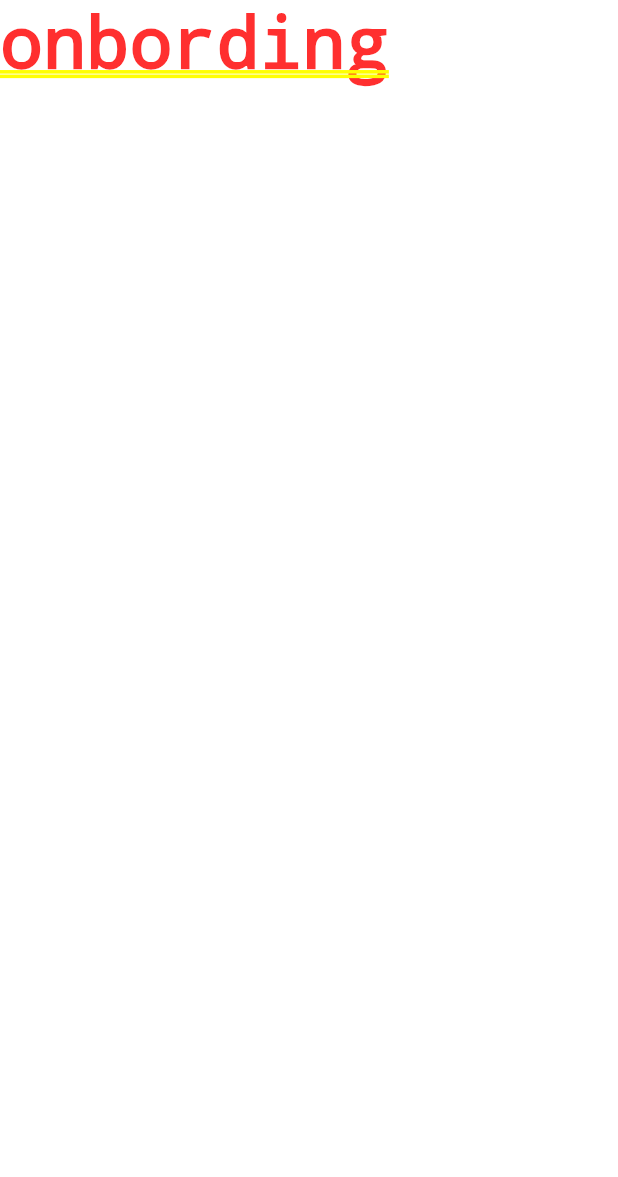
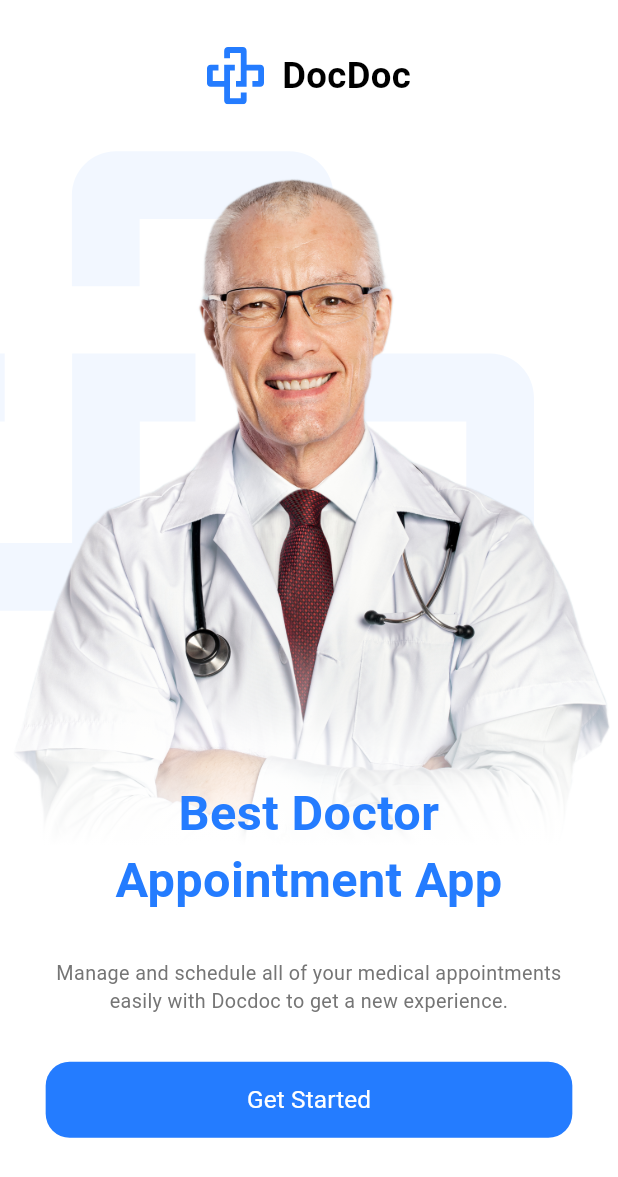
Before and after one commit to MagedEldamasy/MyFlutterAdavncedCourceApp, a Flutter app: the screen it shows after launch, on a phone screen of 412 x 824 dp. Shown: the top 1177 px of the screen. Run offline on Flutter 3.47's test engine with Material 3 defaults, Android fonts, the phone set to English and light mode, and no system bars; our stand-ins replace flutter_screenutil, flutter_svg.

Commit message:
finishing onbording screen

```diff
--- /dev/null
+++ b/test_flutter_app1/lib/core/helpers/extensions.dart
@@ -0,0 +1,28 @@
+import 'package:flutter/widgets.dart';
+
+extension Navigation on BuildContext {
+  Future<dynamic> pushNamed(String routeName, {Object? arguments}) {
+    return Navigator.of(this).pushNamed(routeName, arguments: arguments);
+  }
+
+  Future<dynamic> pushReplacementNamed(String routeName, {Object? arguments}) {
+    return Navigator.of(this)
+        .pushReplacementNamed(routeName, arguments: arguments);
+  }
+
+  Future<dynamic> pushNamedAndRemoveUntil(String routeName,
+      {Object? arguments, required RoutePredicate predicate}) {
+    return Navigator.of(this)
+        .pushNamedAndRemoveUntil(routeName, predicate, arguments: arguments);
+  }
+
+  void pop() => Navigator.of(this).pop();
+}
+
+extension StringExtension on String? {
+  bool isNullOrEmpty() => this == null || this == "";
+}
+
+extension ListExtension<T> on List<T>? {
+  bool isNullOrEmpty() => this == null || this!.isEmpty;
+}
--- a/test_flutter_app1/lib/core/routing/app_router.dart
+++ b/test_flutter_app1/lib/core/routing/app_router.dart
@@ -1,5 +1,6 @@
 import 'package:flutter/material.dart';
 import 'package:test_flutter_app1/core/routing/routes.dart';
+import 'package:test_flutter_app1/features/login/ui/login_screen.dart';
 import 'package:test_flutter_app1/features/onBording/ui/onbording_screen.dart';
 
 class AppRouter {
@@ -9,6 +10,8 @@ class AppRouter {
     switch (settings.name) {
       case Routes.onBoardingScreen:
         return MaterialPageRoute(builder: (_) => OnboardingScreen());
+      case Routes.loginScreen:
+        return MaterialPageRoute(builder: (_) => LoginScreen());
       default:
         return null;
     }
--- a/test_flutter_app1/lib/core/routing/routes.dart
+++ b/test_flutter_app1/lib/core/routing/routes.dart
@@ -1,6 +1,6 @@
 class Routes {
   static const String onBoardingScreen = '/onBoardingScreen';
-  // static const String loginScreen = '/loginScreen';
+  static const String loginScreen = '/loginScreen';
   // static const String signUpScreen = '/signUpScreen';
   // static const String homeScreen = '/homeScreen';
 }
--- a/test_flutter_app1/lib/core/them/colors.dart
+++ b/test_flutter_app1/lib/core/them/colors.dart
@@ -1,5 +1,12 @@
 import 'dart:ui';
 
-class AppColors {
+class ColorsManager {
   static Color mainBlue = const Color(0xFF247CFF);
+  static const Color lightBlue = Color(0xFFF4F8FF);
+  static const Color darkBlue = Color(0xFF242424);
+  static const Color gray = Color(0xFF757575);
+  static const Color lightGray = Color(0xFFC2C2C2);
+  static const Color lighterGray = Color(0xFFEDEDED);
+  static const Color moreLightGray = Color(0xFFFDFDFF);
+  static const Color moreLighterGray = Color(0xFFF5F5F5);
 }
--- /dev/null
+++ b/test_flutter_app1/lib/core/them/font_weight_helper.dart
@@ -0,0 +1,12 @@
+import 'package:flutter/material.dart';
+
+class FontWeightHelper {
+  static const FontWeight thin = FontWeight.w100;
+  static const FontWeight extraLight = FontWeight.w200;
+  static const FontWeight light = FontWeight.w300;
+  static const FontWeight regular = FontWeight.w400;
+  static const FontWeight medium = FontWeight.w500;
+  static const FontWeight semiBold = FontWeight.w600;
+  static const FontWeight bold = FontWeight.w700;
+  static const FontWeight extraBold = FontWeight.w800;
+}
--- /dev/null
+++ b/test_flutter_app1/lib/core/them/styles.dart
@@ -0,0 +1,29 @@
+import 'package:flutter/material.dart';
+import 'package:flutter/widgets.dart';
+import 'package:flutter_screenutil/flutter_screenutil.dart';
+import 'package:test_flutter_app1/core/them/colors.dart';
+import 'package:test_flutter_app1/core/them/font_weight_helper.dart';
+
+class TextStyles {
+  static TextStyle font24BlackBold = TextStyle(
+    fontSize: 24.sp,
+    color: const Color.fromRGBO(0, 0, 0, 1),
+    fontWeight: FontWeightHelper.bold,
+  );
+  static TextStyle font32BLueBold = TextStyle(
+    fontSize: 32.sp,
+    color: ColorsManager.mainBlue,
+    fontWeight: FontWeightHelper.bold,
+  );
+  static TextStyle font13GrayRegular = TextStyle(
+    fontSize: 13.sp,
+    color: ColorsManager.gray,
+    fontWeight: FontWeightHelper.regular,
+  );
+
+  static TextStyle font16WhiteRegular = TextStyle(
+    fontSize: 16.sp,
+    color: Colors.white,
+    fontWeight: FontWeightHelper.regular,
+  );
+}
--- /dev/null
+++ b/test_flutter_app1/lib/core/widgets/app_text_button.dart
@@ -0,0 +1,54 @@
+import 'package:flutter/material.dart';
+import 'package:flutter_screenutil/flutter_screenutil.dart';
+import 'package:test_flutter_app1/core/them/colors.dart';
+
+class AppTextButton extends StatelessWidget {
+  final double? borderRadius;
+  final Color? backgroundColor;
+  final double? horizontalPadding;
+  final double? verticalPadding;
+  final double? buttonWidth;
+  final double? buttonHeight;
+  final String buttonText;
+  final TextStyle textStyle;
+  final VoidCallback onPressed;
+  const AppTextButton({
+    super.key,
+    this.borderRadius,
+    this.backgroundColor,
+    this.horizontalPadding,
+    this.verticalPadding,
+    this.buttonHeight,
+    this.buttonWidth,
+    required this.buttonText,
+    required this.textStyle,
+    required this.onPressed,
+  });
+
+  @override
+  Widget build(BuildContext context) {
+    return TextButton(
+      style: ButtonStyle(
+        shape: WidgetStateProperty.all<RoundedRectangleBorder>(
+          RoundedRectangleBorder(
+            borderRadius: BorderRadius.circular(borderRadius ?? 16.0),
+          ),
+        ),
+        backgroundColor: WidgetStatePropertyAll(
+          backgroundColor ?? ColorsManager.mainBlue,
+        ),
+        padding: WidgetStateProperty.all<EdgeInsets>(
+          EdgeInsets.symmetric(
+            horizontal: horizontalPadding?.w ?? 12.w,
+            vertical: verticalPadding?.h ?? 14.h,
+          ),
+        ),
+        fixedSize: WidgetStateProperty.all(
+          Size(buttonWidth?.w ?? double.maxFinite, buttonHeight ?? 50.h),
+        ),
+      ),
+      onPressed: onPressed,
+      child: Text(buttonText, style: textStyle),
+    );
+  }
+}
--- a/test_flutter_app1/lib/doc_app.dart
+++ b/test_flutter_app1/lib/doc_app.dart
@@ -16,7 +16,7 @@ class DocApp extends StatelessWidget {
       child: MaterialApp(
         title: "flutter doc app",
         theme: ThemeData(
-          primaryColor: AppColors.mainBlue,
+          primaryColor: ColorsManager.mainBlue,
           scaffoldBackgroundColor: Colors.white,
         ),
         debugShowCheckedModeBanner: false,
--- a/test_flutter_app1/lib/features/login/ui/login_screen.dart
+++ b/test_flutter_app1/lib/features/login/ui/login_screen.dart
@@ -0,0 +1,23 @@
+import 'package:flutter/material.dart';
+
+class LoginScreen extends StatelessWidget {
+  const LoginScreen({super.key});
+
+  @override
+  Widget build(BuildContext context) {
+    final args =
+        ModalRoute.of(context)?.settings.arguments as Map<String, dynamic>?;
+
+    final bool isFromOnboarding = args?['isFromOnboarding'] ?? false;
+    final int id = args?['id'] ?? 0;
+    final String name = args?['name'] ?? '';
+    return Scaffold(
+      body: Center(
+        child: Text(
+          'Login Screen Onboarding: $isFromOnboarding\nID: $id\nName: $name',
+          style: TextStyle(fontSize: 24, fontWeight: FontWeight.bold),
+        ),
+      ),
+    );
+  }
+}
--- a/test_flutter_app1/lib/features/onBording/ui/onbording_screen.dart
+++ b/test_flutter_app1/lib/features/onBording/ui/onbording_screen.dart
@@ -1,10 +1,58 @@
 import 'package:flutter/material.dart';
+import 'package:flutter_screenutil/flutter_screenutil.dart';
+import 'package:test_flutter_app1/core/helpers/extensions.dart';
+import 'package:test_flutter_app1/core/routing/routes.dart';
+import 'package:test_flutter_app1/core/them/colors.dart';
+import 'package:test_flutter_app1/core/them/styles.dart';
+import 'package:test_flutter_app1/core/widgets/app_text_button.dart';
+import 'package:test_flutter_app1/features/onBording/ui/widgets/doctor_image_and_text.dart';
+import 'package:test_flutter_app1/features/onBording/ui/widgets/onbording_tool_bar.dart';
 
 class OnboardingScreen extends StatelessWidget {
   const OnboardingScreen({super.key});
 
   @override
   Widget build(BuildContext context) {
-    return Text('onbording');
+    return Scaffold(
+      body: SafeArea(
+        child: SingleChildScrollView(
+          child: Padding(
+            padding: EdgeInsets.only(top: 30.h, bottom: 30.h),
+            child: Column(
+              children: [
+                OnborardingToolBar(),
+                SizedBox(height: 30.h),
+                DoctorImageAndText(),
+
+                Padding(
+                  padding: EdgeInsets.symmetric(horizontal: 30.h),
+                  child: Column(
+                    children: [
+                      Text(
+                        "Manage and schedule all of your medical appointments easily with Docdoc to get a new experience.",
+                        textAlign: TextAlign.center,
+                        style: TextStyles.font13GrayRegular,
+                      ),
+                      SizedBox(height: 30.h),
+                      AppTextButton(
+                        buttonText: "Get Started",
+                        textStyle: TextStyles.font16WhiteRegular,
+                        onPressed: () {
+                          var map = Map<String, dynamic>();
+                          map["isFromOnboarding"] = true;
+                          map["id"] = 1;
+                          map["name"] = "test";
+                          context.pushNamed(Routes.loginScreen, arguments: map);
+                        },
+                      ),
+                    ],
+                  ),
+                ),
+              ],
+            ),
+          ),
+        ),
+      ),
+    );
   }
 }
--- /dev/null
+++ b/test_flutter_app1/lib/features/onBording/ui/widgets/doctor_image_and_text.dart
@@ -0,0 +1,40 @@
+import 'dart:ui';
+
+import 'package:flutter/material.dart';
+import 'package:flutter_screenutil/flutter_screenutil.dart';
+import 'package:flutter_svg/svg.dart';
+import 'package:test_flutter_app1/core/them/styles.dart';
+
+class DoctorImageAndText extends StatelessWidget {
+  const DoctorImageAndText({super.key});
+
+  @override
+  Widget build(BuildContext context) {
+    return Stack(
+      children: [
+        SvgPicture.asset("assets/svgs/docdoc_logo_low_opacity.svg"),
+        Container(
+          foregroundDecoration: BoxDecoration(
+            gradient: LinearGradient(
+              colors: [Colors.white, Color.fromRGBO(255, 255, 255, 0.0)],
+              begin: Alignment.bottomCenter,
+              end: Alignment.topCenter,
+              stops: [0.14, .4],
+            ),
+          ),
+          child: Image.asset("assets/images/onboarding_doctor.png"),
+        ),
+        Positioned(
+          bottom: 30,
+          left: 0,
+          right: 0,
+          child: Text(
+            "Best Doctor\nAppointment App",
+            textAlign: TextAlign.center,
+            style: TextStyles.font32BLueBold.copyWith(height: 1.4),
+          ),
+        ),
+      ],
+    );
+  }
+}
--- /dev/null
+++ b/test_flutter_app1/lib/features/onBording/ui/widgets/onbording_tool_bar.dart
@@ -0,0 +1,20 @@
+import 'package:flutter/material.dart';
+import 'package:flutter_screenutil/flutter_screenutil.dart';
+import 'package:flutter_svg/svg.dart';
+import 'package:test_flutter_app1/core/them/styles.dart';
+
+class OnborardingToolBar extends StatelessWidget {
+  const OnborardingToolBar({super.key});
+
+  @override
+  Widget build(BuildContext context) {
+    return Row(
+      mainAxisAlignment: MainAxisAlignment.center,
+      children: [
+        SvgPicture.asset('assets/svgs/docdoc_logo.svg'),
+        SizedBox(width: 10.w),
+        Text("DocDoc", style: TextStyles.font24BlackBold),
+      ],
+    );
+  }
+}
--- a/test_flutter_app1/lib/main.dart
+++ b/test_flutter_app1/lib/main.dart
@@ -1,8 +1,17 @@
 import 'package:flutter/material.dart';
+import 'package:flutter/services.dart';
 import 'package:test_flutter_app1/core/routing/app_router.dart';
 import 'package:test_flutter_app1/doc_app.dart';
 
 void main() {
+  // Make status bar white with dark icons
+  SystemChrome.setSystemUIOverlayStyle(
+    const SystemUiOverlayStyle(
+      statusBarColor: Colors.white, // background color
+      statusBarIconBrightness: Brightness.dark, // icon color
+      statusBarBrightness: Brightness.light, // for iOS
+    ),
+  );
   runApp(DocApp(appRouter: AppRouter()));
 }
 
--- a/test_flutter_app1/pubspec.yaml
+++ b/test_flutter_app1/pubspec.yaml
@@ -93,9 +93,9 @@ flutter:
   uses-material-design: true
 
   # To add assets to your application, add an assets section, like this:
-  # assets:
-  #   - images/a_dot_burr.jpeg
-  #   - images/a_dot_ham.jpeg
+  assets:
+    - assets/images/
+    - assets/svgs/
 
   # An image asset can refer to one or more resolution-specific "variants", see
   # https://flutter.dev/to/resolution-aware-images
```
